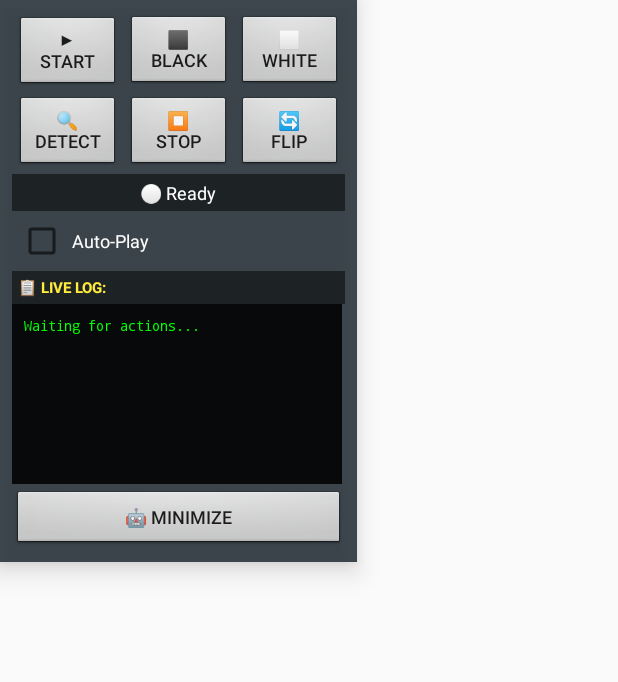
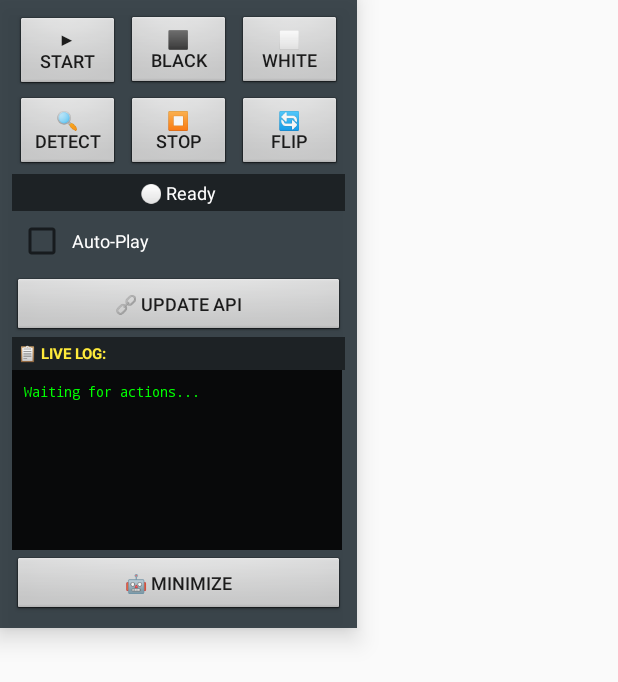
Before and after one commit to ashish66212/Faluda, an Android app: the layout overlay_compact.xml on its own in the app's theme, with its tools: preview values and no code run, on a phone screen of 412 x 824 dp. Shown: the top 682 px of the screen. Run offline under Robolectric (Android 15) with nearby library versions, the phone set to English and light mode, and no system bars.

Commit message:
Feature: Add Update API button with 10ms ultra-fast detection
New features:
- Added "Update API" button to change ngrok/API endpoint anytime
- Shows dialog to enter new API URL
- Saves URL to SharedPreferences for persistence
- Ultra-fast detection with 10ms delay after move execution
- Detection interval reduced to 200ms for instant opponent move detection
- Tight detection loop: Execute → 10ms → Detect → Stop → Engine → Repeat

```diff
--- a/ChessChatApp/ChessChatApp/app/src/main/res/layout/overlay_compact.xml
+++ b/ChessChatApp/ChessChatApp/app/src/main/res/layout/overlay_compact.xml
@@ -110,6 +110,16 @@
             android:paddingStart="4dp" />
     </LinearLayout>
 
+    <!-- Update API Button -->
+    <Button
+        android:id="@+id/updateApiButton"
+        android:layout_width="match_parent"
+        android:layout_height="40dp"
+        android:text="🔗 Update API"
+        android:textSize="12sp"
+        android:layout_marginTop="4dp"
+        android:background="@android:drawable/btn_default" />
+
     <!-- LIVE LOG VIEW - NEW -->
     <TextView
         android:layout_width="match_parent"
```
